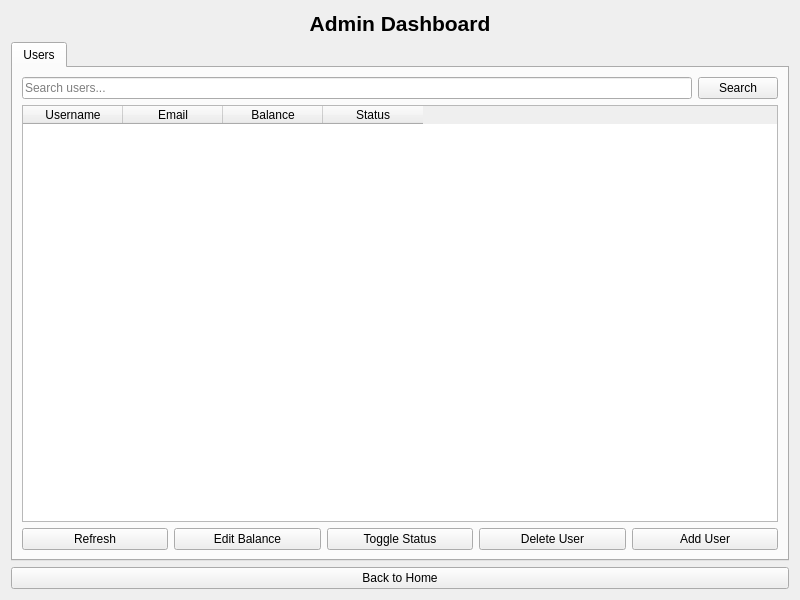
Before: the Qt Designer form src/ui/views/AdminPage.ui in IbrahimYasserM/Cashtak, drawn with Qt 5.
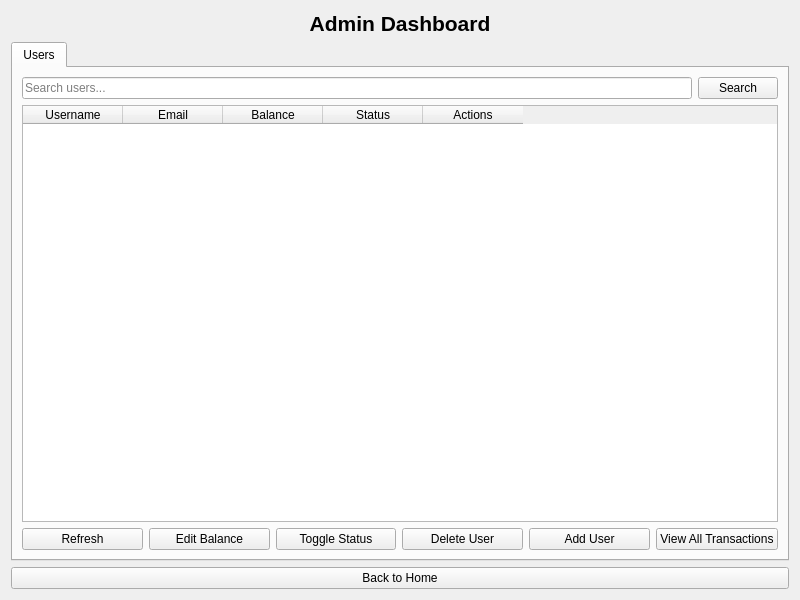
After: the same form once the commit is applied.

Commit message: Feat: Add view all transactions

```diff
--- a/src/ui/views/AdminPage.ui
+++ b/src/ui/views/AdminPage.ui
@@ -86,6 +86,11 @@
            <string>Status</string>
           </property>
          </column>
+         <column>
+          <property name="text">
+           <string>Actions</string>
+          </property>
+         </column>
         </widget>
        </item>
        <item>
@@ -125,6 +130,13 @@
            </property>
           </widget>
          </item>
+         <item>
+          <widget class="QPushButton" name="pushButtonViewAllTransactions">
+           <property name="text">
+            <string>View All Transactions</string>
+           </property>
+          </widget>
+         </item>
         </layout>
        </item>
       </layout>
```
The commit also changes 8 other files.
